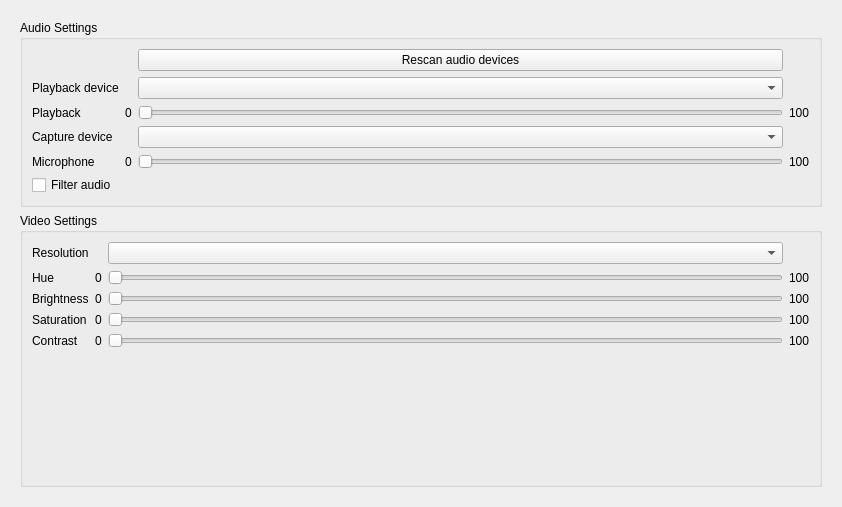
The window that src/widget/form/settings/avsettings.ui (qTox/qTox) describes before a commit, drawn with Qt 5.
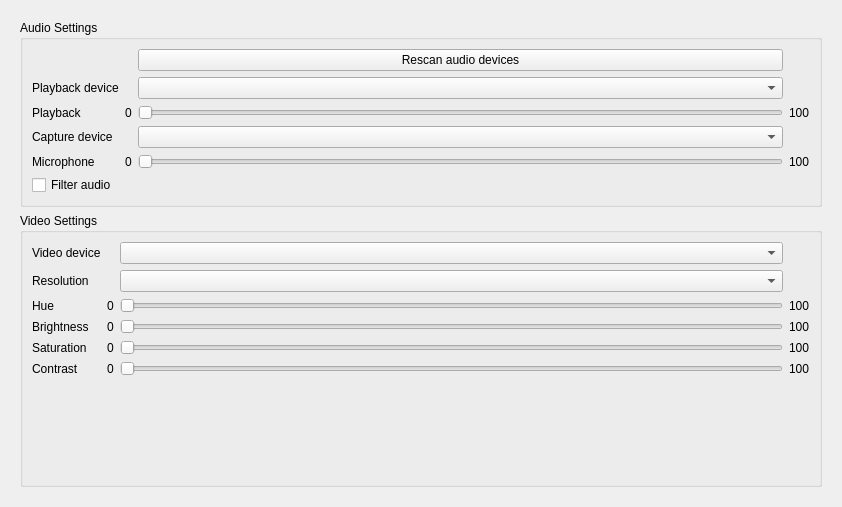
The same window after the commit. Custom widgets are drawn as their Qt base class.

```diff
--- a/src/widget/form/settings/avsettings.ui
+++ b/src/widget/form/settings/avsettings.ui
@@ -158,21 +158,133 @@
          <layout class="QVBoxLayout" name="verticalLayout">
           <item>
            <layout class="QGridLayout" name="gridLayout_2">
+            <item row="1" column="0">
+             <widget class="QLabel" name="resolutionLabel">
+              <property name="toolTip">
+               <string>Set resolution of your camera.
+The higher values, the better video quality your friends may get.
+Note though that with better video quality there is needed better internet connection.
+Sometimes your connection may not be good enough to handle higher video quality,
+which may lead to problems with video calls.</string>
+              </property>
+              <property name="text">
+               <string>Resolution</string>
+              </property>
+             </widget>
+            </item>
+            <item row="4" column="3">
+             <widget class="QLabel" name="saturationMax">
+              <property name="text">
+               <string>100</string>
+              </property>
+             </widget>
+            </item>
+            <item row="3" column="3">
+             <widget class="QLabel" name="brightnessMax">
+              <property name="text">
+               <string>100</string>
+              </property>
+             </widget>
+            </item>
+            <item row="4" column="0">
+             <widget class="QLabel" name="saturationLabel">
+              <property name="text">
+               <string>Saturation</string>
+              </property>
+             </widget>
+            </item>
+            <item row="3" column="2">
+             <widget class="QSlider" name="BrightnessSlider">
+              <property name="orientation">
+               <enum>Qt::Horizontal</enum>
+              </property>
+             </widget>
+            </item>
+            <item row="2" column="2">
+             <widget class="QSlider" name="HueSlider">
+              <property name="orientation">
+               <enum>Qt::Horizontal</enum>
+              </property>
+             </widget>
+            </item>
+            <item row="5" column="0">
+             <widget class="QLabel" name="contrastLabel">
+              <property name="text">
+               <string>Contrast</string>
+              </property>
+             </widget>
+            </item>
+            <item row="4" column="1">
+             <widget class="QLabel" name="saturationMin">
+              <property name="text">
+               <string>0</string>
+              </property>
+             </widget>
+            </item>
             <item row="4" column="2">
+             <widget class="QSlider" name="SaturationSlider">
+              <property name="orientation">
+               <enum>Qt::Horizontal</enum>
+              </property>
+             </widget>
+            </item>
+            <item row="5" column="3">
+             <widget class="QLabel" name="contrastMax">
+              <property name="text">
+               <string>100</string>
+              </property>
+             </widget>
+            </item>
+            <item row="5" column="1">
+             <widget class="QLabel" name="contrastMin">
+              <property name="text">
+               <string>0</string>
+              </property>
+             </widget>
+            </item>
+            <item row="3" column="0">
+             <widget class="QLabel" name="brightnessLabel">
+              <property name="text">
+               <string>Brightness</string>
+              </property>
+             </widget>
+            </item>
+            <item row="3" column="1">
+             <widget class="QLabel" name="brightnessMin">
+              <property name="text">
+               <string>0</string>
+              </property>
+             </widget>
+            </item>
+            <item row="2" column="0">
+             <widget class="QLabel" name="hueLabel">
+              <property name="text">
+               <string>Hue</string>
+              </property>
+             </widget>
+            </item>
+            <item row="2" column="1">
+             <widget class="QLabel" name="hueMin">
+              <property name="text">
+               <string>0</string>
+              </property>
+             </widget>
+            </item>
+            <item row="5" column="2">
              <widget class="QSlider" name="ContrastSlider">
               <property name="orientation">
                <enum>Qt::Horizontal</enum>
               </property>
              </widget>
             </item>
+            <item row="2" column="3">
+             <widget class="QLabel" name="hueMax">
+              <property name="text">
+               <string>100</string>
+              </property>
+             </widget>
+            </item>
             <item row="1" column="2">
-             <widget class="QSlider" name="HueSlider">
-              <property name="orientation">
-               <enum>Qt::Horizontal</enum>
-              </property>
-             </widget>
-            </item>
-            <item row="0" column="2">
              <widget class="QComboBox" name="videoModescomboBox">
               <property name="sizePolicy">
                <sizepolicy hsizetype="Expanding" vsizetype="Fixed">
@@ -189,117 +301,15 @@
               </property>
              </widget>
             </item>
-            <item row="4" column="1">
-             <widget class="QLabel" name="contrastMin">
-              <property name="text">
-               <string>0</string>
-              </property>
-             </widget>
-            </item>
-            <item row="4" column="0">
-             <widget class="QLabel" name="contrastLabel">
-              <property name="text">
-               <string>Contrast</string>
-              </property>
-             </widget>
-            </item>
-            <item row="1" column="1">
-             <widget class="QLabel" name="hueMin">
-              <property name="text">
-               <string>0</string>
-              </property>
-             </widget>
-            </item>
-            <item row="3" column="2">
-             <widget class="QSlider" name="SaturationSlider">
-              <property name="orientation">
-               <enum>Qt::Horizontal</enum>
-              </property>
-             </widget>
-            </item>
-            <item row="1" column="0">
-             <widget class="QLabel" name="hueLabel">
-              <property name="text">
-               <string>Hue</string>
-              </property>
-             </widget>
-            </item>
             <item row="0" column="0">
-             <widget class="QLabel" name="resolutionLabel">
-              <property name="toolTip">
-               <string>Set resolution of your camera.
-The higher values, the better video quality your friends may get.
-Note though that with better video quality there is needed better internet connection.
-Sometimes your connection may not be good enough to handle higher video quality,
-which may lead to problems with video calls.</string>
-              </property>
+             <widget class="QLabel" name="videoDevLabel">
               <property name="text">
-               <string>Resolution</string>
+               <string>Video device</string>
               </property>
              </widget>
             </item>
-            <item row="3" column="1">
-             <widget class="QLabel" name="saturationMin">
-              <property name="text">
-               <string>0</string>
-              </property>
-             </widget>
-            </item>
-            <item row="2" column="2">
-             <widget class="QSlider" name="BrightnessSlider">
-              <property name="orientation">
-               <enum>Qt::Horizontal</enum>
-              </property>
-             </widget>
-            </item>
-            <item row="2" column="1">
-             <widget class="QLabel" name="brightnessMin">
-              <property name="text">
-               <string>0</string>
-              </property>
-             </widget>
-            </item>
-            <item row="3" column="0">
-             <widget class="QLabel" name="saturationLabel">
-              <property name="text">
-               <string>Saturation</string>
-              </property>
-             </widget>
-            </item>
-            <item row="2" column="0">
-             <widget class="QLabel" name="brightnessLabel">
-              <property name="text">
-               <string>Brightness</string>
-              </property>
-             </widget>
-            </item>
-            <item row="1" column="3">
-             <widget class="QLabel" name="hueMax">
-              <property name="text">
-               <string>100</string>
-              </property>
-             </widget>
-            </item>
-            <item row="2" column="3">
-             <widget class="QLabel" name="brightnessMax">
-              <property name="text">
-               <string>100</string>
-              </property>
-             </widget>
-            </item>
-            <item row="3" column="3">
-             <widget class="QLabel" name="saturationMax">
-              <property name="text">
-               <string>100</string>
-              </property>
-             </widget>
-            </item>
-            <item row="4" column="3">
-             <widget class="QLabel" name="contrastMax">
-              <property name="text">
-               <string>100</string>
-              </property>
-             </widget>
+            <item row="0" column="2">
+             <widget class="QComboBox" name="videoDevCombobox"/>
             </item>
            </layout>
           </item>
@@ -308,7 +318,7 @@
             <property name="sizePolicy">
              <sizepolicy hsizetype="MinimumExpanding" vsizetype="MinimumExpanding">
               <horstretch>1</horstretch>
-              <verstretch>99</verstretch>
+              <verstretch>150</verstretch>
              </sizepolicy>
             </property>
             <property name="frameShape">
```
Left out of the diff: 132 changed lines with no effect on the pictures.
